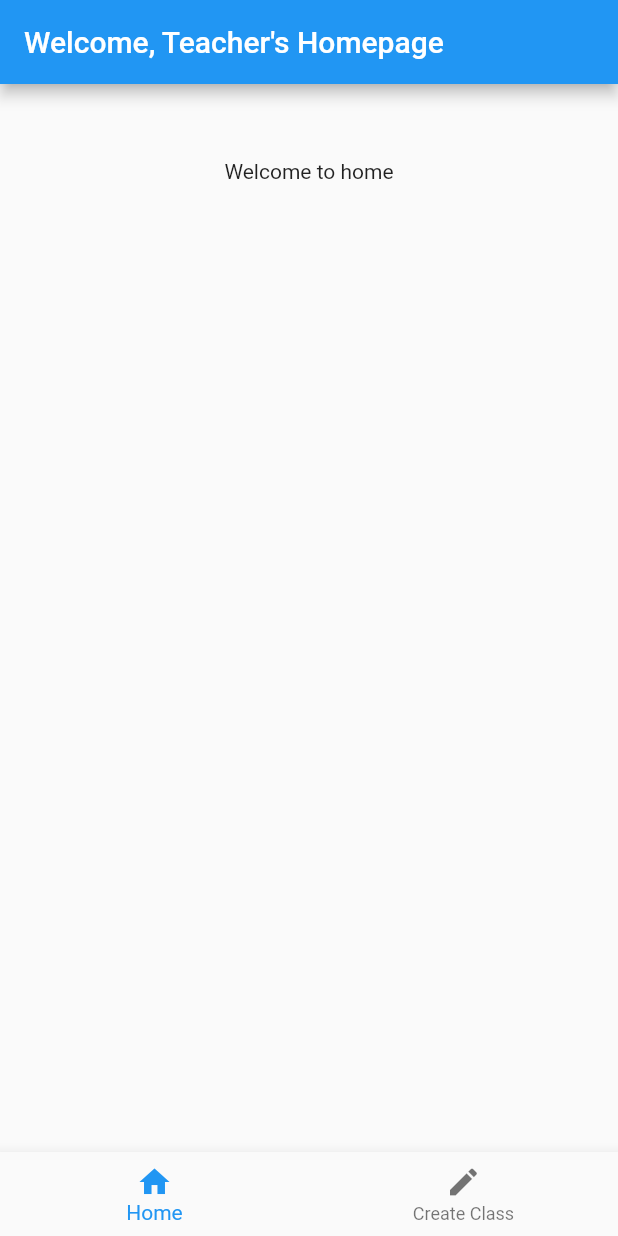
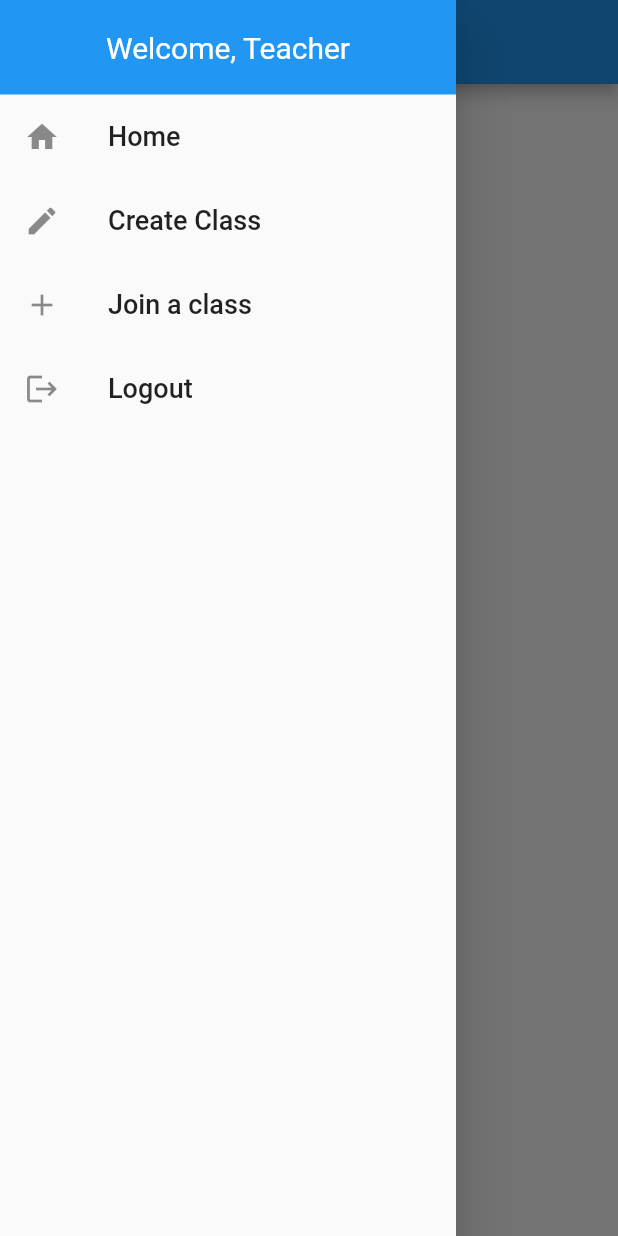
Before and after one commit to Gaurav-Zaiswal/aithon-mobile-fe, a Flutter app: the HomeScreen screen opened directly, with the side drawer open (before the commit the screen has no drawer), on a phone screen of 412 x 824 dp. Run offline on Flutter 3.47's test engine with Material 2 defaults, Android fonts, the phone set to English and light mode, and no system bars; our stand-ins replace flutter_secure_storage, shared_preferences; missing offline and left inert: dart:ffi; accounts and stored records are empty.

Commit message:
added drawer for teacher and all screens required for teacher

```diff
--- a/scoreapp/lib/main.dart
+++ b/scoreapp/lib/main.dart
@@ -1,5 +1,5 @@
 import 'package:flutter/material.dart';
-import 'package:scoreapp/screens/homescreen.dart';
+import 'package:scoreapp/screens/homescreen_t.dart';
 import 'package:scoreapp/screens/loginscreen.dart';
 import 'package:scoreapp/screens/student_registration.dart';
 import 'package:scoreapp/screens/teacher_registration.dart';
@@ -15,7 +15,7 @@ class LoginApp extends StatelessWidget {
       initialRoute:'/',
       //When using initialRoute, don’t define a home property.
       routes: {
-        '/': (context) => LoginScreen(),
+        '/': (context) => HomeScreen('apple'),
         '/register-teacher': (context) => TeacherRegistration(),
         '/register-student': (context) => StudentRegistration(),
         '/login': (context) => LoginScreen(),
--- a/scoreapp/lib/screens/homescreen.dart
+++ /dev/null
@@ -1,66 +0,0 @@
-import 'package:flutter/material.dart';
-import 'createclass.dart';
-
-// homepage for teacher
-class HomeScreen extends StatefulWidget {
-  final String username;
-  const HomeScreen(this.username);
-
-  @override
-  _HomeScreenState createState() => _HomeScreenState();
-}
-
-class _HomeScreenState extends State<HomeScreen> {
-
-  // _HomeScreenState(this.username);
-
-  int _selectedIndex = 0;
-  List<Widget> myWidgets = <Widget>[
-    Container(
-      child: Center(
-        child: Text("Welcome to home"),
-      ),
-    ),
-    Container(
-      // child: Center(
-      //   child: Text("Page to create the class"),
-      // ),
-
-    )
-  ];
-
-  int _onItemTap(int index) {
-    setState(() {
-      _selectedIndex = index;
-    });
-  }
-
-  @override
-  Widget build(BuildContext context) {
-    return Scaffold(
-      // body: Center(
-      //   child: myWidgets.elementAt(_selectedIndex),
-      // ),
-      appBar: AppBar(
-        title: Text("Welcome, " + widget.username),
-      ),
-      body: Column(
-        children: [
-          SizedBox(
-            height: 50,
-          ),
-          myWidgets.elementAt(_selectedIndex),
-        ],
-      ),
-      bottomNavigationBar: new BottomNavigationBar(
-        items: <BottomNavigationBarItem>[
-          BottomNavigationBarItem(icon: Icon(Icons.home), label: "Home"),
-          BottomNavigationBarItem(
-              icon: Icon(Icons.create), label: "Create Class"),
-        ],
-        currentIndex: _selectedIndex,
-        onTap: _onItemTap,
-      ),
-    );
-  }
-}
--- /dev/null
+++ b/scoreapp/lib/screens/homescreen_t.dart
@@ -0,0 +1,58 @@
+import 'package:flutter/material.dart';
+import 'package:scoreapp/screens/main_drawer_teacher.dart';
+import 'dart:ui' as ui;
+import 'package:scoreapp/utils/HeaderFooter.dart';
+import 'createclass.dart';
+
+// homepage for teacher
+class HomeScreen extends StatefulWidget {
+  final String username;
+  const HomeScreen(this.username);
+
+  @override
+  _HomeScreenState createState() => _HomeScreenState();
+}
+
+class _HomeScreenState extends State<HomeScreen> {
+  // _HomeScreenState(this.username);
+
+  // int _selectedIndex = 0;
+  // List<Widget> myWidgets = <Widget>[
+  //   Container(
+  //     child: Center(
+  //       child: Text("Welcome to home"),
+  //     ),
+  //   ),
+  //   Container(
+  //       // child: Center(
+  //       //   child: Text("Page to create the class"),
+  //       // ),
+
+  //       )
+  // ];
+
+  // int _onItemTap(int index) {
+  //   setState(() {
+  //     _selectedIndex = index;
+  //   });
+  // }
+
+  // final semiCircle = CustomPaint(
+  //   painter: DrawSemiCircle(),
+  //   child: Text('username here'),
+  // );
+
+  @override
+  Widget build(BuildContext context) {
+
+    return Scaffold(
+      appBar: AppBar(
+        title: Text('Class Joined'),
+      ),
+      drawer: MainDrawerTeacher(),
+      body: Center(
+
+      ),
+    );
+  }
+}
--- a/scoreapp/lib/screens/loginscreen.dart
+++ b/scoreapp/lib/screens/loginscreen.dart
@@ -6,7 +6,7 @@ import 'package:shared_preferences/shared_preferences.dart';
 
 import 'package:scoreapp/models/login_model.dart';
 import 'package:scoreapp/utils/secure_storage.dart';
-import 'homescreen.dart';
+import 'homescreen_t.dart';
 
 //setting up some global variables
 TextStyle primary = TextStyle(fontSize: 25);
--- /dev/null
+++ b/scoreapp/lib/screens/main_drawer_teacher.dart
@@ -0,0 +1,69 @@
+import 'package:flutter/material.dart';
+
+class MainDrawerTeacher extends StatelessWidget {
+  // const MainDrawerTeacher({ Key? key }) : super(key: key);
+
+  @override
+  Widget build(BuildContext context) {
+    return Drawer(
+      child: Column(
+        children: [
+          Container(
+            width: double.infinity,
+            padding: EdgeInsets.all(20),
+            color: Theme.of(context).primaryColor,
+            child: Center(
+              child: Column(
+                children: [
+                  Text('Welcome, Teacher',
+                    style: TextStyle(fontSize: 20, color: Colors.white),
+                  )
+                ],
+              ),
+            ),
+          ),
+          ListTile(
+            leading: Icon(Icons.home),
+            title: Text(
+              'Home',
+              style: TextStyle(
+                fontSize: 18,
+              ),
+            ),
+            onTap: null,
+          ),
+          ListTile(
+            leading: Icon(Icons.create),
+            title: Text(
+              'Create Class',
+              style: TextStyle(
+                fontSize: 18,
+              ),
+            ),
+            onTap: null,
+          ),
+          ListTile(
+            leading: Icon(Icons.add),
+            title: Text(
+              'Join a class',
+              style: TextStyle(
+                fontSize: 18,
+              ),
+            ),
+            onTap: null,
+          ),
+          ListTile(
+            leading: Icon(Icons.logout),
+            title: Text(
+              'Logout',
+              style: TextStyle(
+                fontSize: 18,
+              ),
+            ),
+            onTap: null,
+          ),
+        ],
+      ),
+    );
+  }
+}
--- /dev/null
+++ b/scoreapp/lib/utils/List_f_classes.dart
@@ -0,0 +1,17 @@
+import 'package:flutter/material.dart';
+
+class ClassList extends StatefulWidget {
+  // const ClassList({ Key? key }) : super(key: key);
+
+  @override
+  _ClassListState createState() => _ClassListState();
+}
+
+class _ClassListState extends State<ClassList> {
+  @override
+  Widget build(BuildContext context) {
+    return Container(
+
+    );
+  }
+}
--- a/scoreapp/pubspec.yaml
+++ b/scoreapp/pubspec.yaml
@@ -48,8 +48,9 @@ flutter:
   uses-material-design: true
 
   # To add assets to your application, add an assets section, like this:
-  # assets:
-  #   - images/a_dot_burr.jpeg
+  assets:
+    - images/bttb-logo-final.png
+    - images/bttb-logo-final-2.png
   #   - images/a_dot_ham.jpeg
 
   # An image asset can refer to one or more resolution-specific "variants", see
```
Also changed, not shown: scoreapp/lib/utils/HeaderFooter.dart (added, +116 -0 lines), scoreapp/lib/utils/custom_shapes.dart (added, +19 -0 lines), scoreapp/images/bttb-logo-final-2.png (added), scoreapp/images/bttb-logo-final.png (added), scoreapp/lib/screens/create_class.dart (added), scoreapp/lib/screens/join_class.dart (added), scoreapp/pubspec.lock.
